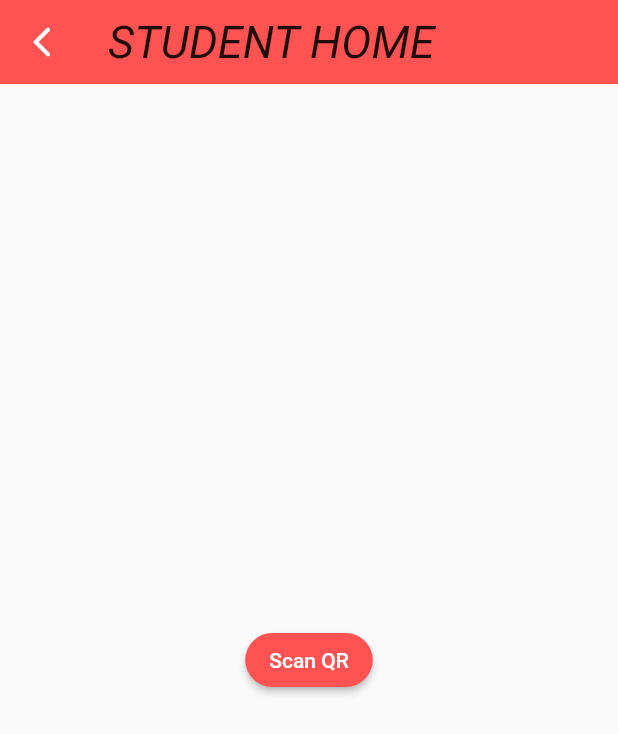
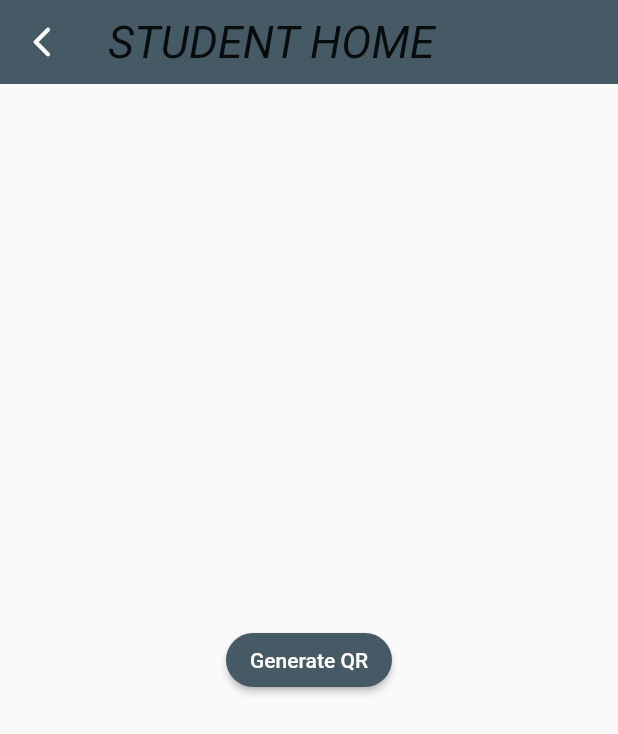
Before and after one commit to justinvgeorge2024/ATMOS_Mini_Project, a Flutter app: the screen it shows after launch, after a tap on "STUDENT", after a tap on "Login", on a phone screen of 412 x 824 dp. Shown: the top 734 px of the screen. Run offline on Flutter 3.47's test engine with Material 2 defaults, Android fonts, the phone set to English and light mode, and no system bars; our stand-ins replace either_dart; missing offline and left inert: dart:ffi.

Commit message:
new commit

```diff
--- a/New_attempt/miniproject/lib/pages/select_operator.dart
+++ b/New_attempt/miniproject/lib/pages/select_operator.dart
@@ -38,7 +38,7 @@ class SelectOp extends StatelessWidget {
                           builder: (context) => const StudentLogin()));
                     },
                     style: ElevatedButton.styleFrom(
-                      backgroundColor: Colors.redAccent,
+                      backgroundColor: Colors.blueGrey[700],
                       shape: RoundedRectangleBorder(
                           borderRadius: BorderRadius.circular(20)),
                     ),
@@ -53,7 +53,7 @@ class SelectOp extends StatelessWidget {
                             builder: (context) => const TeacherLogin()));
                       },
                       style: ElevatedButton.styleFrom(
-                        backgroundColor: Colors.redAccent,
+                        backgroundColor: Colors.blueGrey[700],
                         shape: RoundedRectangleBorder(
                             borderRadius: BorderRadius.circular(20)),
                       ),
--- a/New_attempt/miniproject/lib/pages/student_login.dart
+++ b/New_attempt/miniproject/lib/pages/student_login.dart
@@ -12,7 +12,7 @@ class StudentLogin extends StatelessWidget {
       child: Scaffold(
           appBar: AppBar(
             elevation: 0.0,
-            backgroundColor: Colors.redAccent,
+            backgroundColor: Colors.blueGrey[700],
             title: const Text(
               "STUDENT LOGIN",
               style: TextStyle(
@@ -65,7 +65,7 @@ class StudentLogin extends StatelessWidget {
                             builder: (context) => const StudentsHome()));
                       },
                       style: ElevatedButton.styleFrom(
-                        backgroundColor: Colors.redAccent,
+                        backgroundColor: Colors.blueGrey[700],
                         shape: RoundedRectangleBorder(
                             borderRadius: BorderRadius.circular(20)),
                       ),
@@ -81,7 +81,7 @@ class StudentLogin extends StatelessWidget {
                                   builder: (context) => const StudentsRegs()));
                         },
                         style: ElevatedButton.styleFrom(
-                          backgroundColor: Colors.redAccent,
+                          backgroundColor: Colors.blueGrey[700],
                           shape: RoundedRectangleBorder(
                               borderRadius: BorderRadius.circular(20)),
                         ),
--- a/New_attempt/miniproject/lib/pages/students_home.dart
+++ b/New_attempt/miniproject/lib/pages/students_home.dart
@@ -11,7 +11,7 @@ class StudentsHome extends StatelessWidget {
       child: Scaffold(
           appBar: AppBar(
             elevation: 0.0,
-            backgroundColor: Colors.redAccent,
+            backgroundColor: Colors.blueGrey[700],
             title: const Text(
               "STUDENT HOME",
               style: TextStyle(
@@ -38,11 +38,11 @@ class StudentsHome extends StatelessWidget {
                         builder: (context) => const QrScan()));
                   },
                   style: ElevatedButton.styleFrom(
-                    backgroundColor: Colors.redAccent,
+                    backgroundColor: Colors.blueGrey[700],
                     shape: RoundedRectangleBorder(
                         borderRadius: BorderRadius.circular(20)),
                   ),
-                  child: const Text("Scan QR"),
+                  child: const Text("Generate QR"),
                 ),
               ],
             ),
--- a/New_attempt/miniproject/lib/pages/students_regs.dart
+++ b/New_attempt/miniproject/lib/pages/students_regs.dart
@@ -10,7 +10,7 @@ class StudentsRegs extends StatelessWidget {
       child: Scaffold(
           appBar: AppBar(
             elevation: 0.0,
-            backgroundColor: Colors.redAccent,
+            backgroundColor: Colors.blueGrey[700],
             title: const Text(
               "STUDENT REGISTRATION",
               style: TextStyle(
@@ -67,7 +67,7 @@ class StudentsRegs extends StatelessWidget {
                                         const StudentLogin()));
                           },
                           style: ElevatedButton.styleFrom(
-                            backgroundColor: Colors.redAccent,
+                            backgroundColor: Colors.blueGrey[700],
                             shape: RoundedRectangleBorder(
                                 borderRadius: BorderRadius.circular(20)),
                           ),
--- a/New_attempt/miniproject/lib/pages/teacher_login.dart
+++ b/New_attempt/miniproject/lib/pages/teacher_login.dart
@@ -12,7 +12,7 @@ class TeacherLogin extends StatelessWidget {
       child: Scaffold(
           appBar: AppBar(
             elevation: 0.0,
-            backgroundColor: Colors.redAccent,
+            backgroundColor: Colors.blueGrey[700],
             title: const Text(
               "TEACHER LOGIN",
               style: TextStyle(
@@ -65,7 +65,7 @@ class TeacherLogin extends StatelessWidget {
                             builder: (context) => const TeachersHome()));
                       },
                       style: ElevatedButton.styleFrom(
-                        backgroundColor: Colors.redAccent,
+                        backgroundColor: Colors.blueGrey[700],
                         shape: RoundedRectangleBorder(
                             borderRadius: BorderRadius.circular(20)),
                       ),
@@ -81,7 +81,7 @@ class TeacherLogin extends StatelessWidget {
                                   builder: (context) => const TeachersRegs()));
                         },
                         style: ElevatedButton.styleFrom(
-                          backgroundColor: Colors.redAccent,
+                          backgroundColor: Colors.blueGrey[700],
                           shape: RoundedRectangleBorder(
                               borderRadius: BorderRadius.circular(20)),
                         ),
--- a/New_attempt/miniproject/lib/pages/teachers_home.dart
+++ b/New_attempt/miniproject/lib/pages/teachers_home.dart
@@ -11,7 +11,7 @@ class TeachersHome extends StatelessWidget {
       child: Scaffold(
           appBar: AppBar(
             elevation: 0.0,
-            backgroundColor: Colors.redAccent,
+            backgroundColor: Colors.blueGrey[700],
             title: const Text(
               "TEACHER HOME",
               style: TextStyle(
@@ -38,7 +38,7 @@ class TeachersHome extends StatelessWidget {
                         builder: (context) => const QrGenerator()));
                   },
                   style: ElevatedButton.styleFrom(
-                    backgroundColor: Colors.redAccent,
+                    backgroundColor: Colors.blueGrey[700],
                     shape: RoundedRectangleBorder(
                         borderRadius: BorderRadius.circular(20)),
                   ),
--- a/New_attempt/miniproject/lib/pages/teachers_regs.dart
+++ b/New_attempt/miniproject/lib/pages/teachers_regs.dart
@@ -10,7 +10,7 @@ class TeachersRegs extends StatelessWidget {
       child: Scaffold(
           appBar: AppBar(
             elevation: 0.0,
-            backgroundColor: Colors.redAccent,
+            backgroundColor: Colors.blueGrey[700],
             title: const Text(
               "TEACHER REGISTRATION",
               style: TextStyle(
@@ -64,7 +64,7 @@ class TeachersRegs extends StatelessWidget {
                                   builder: (context) => const TeacherLogin()));
                         },
                         style: ElevatedButton.styleFrom(
-                          backgroundColor: Colors.redAccent,
+                          backgroundColor: Colors.blueGrey[700],
                           shape: RoundedRectangleBorder(
                               borderRadius: BorderRadius.circular(20)),
                         ),
```
